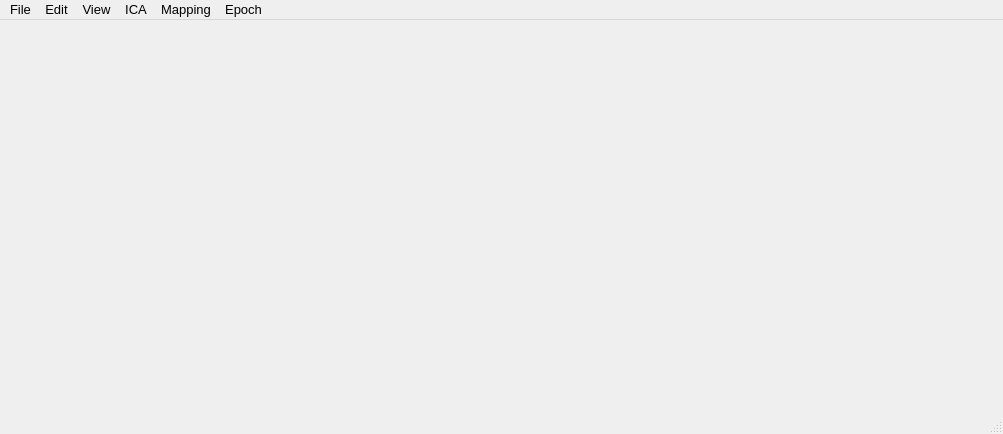
First picture: the form in src/AnyWave/AnyWave.ui, repository HIP-infrastructure/anywave-code, before the edit.
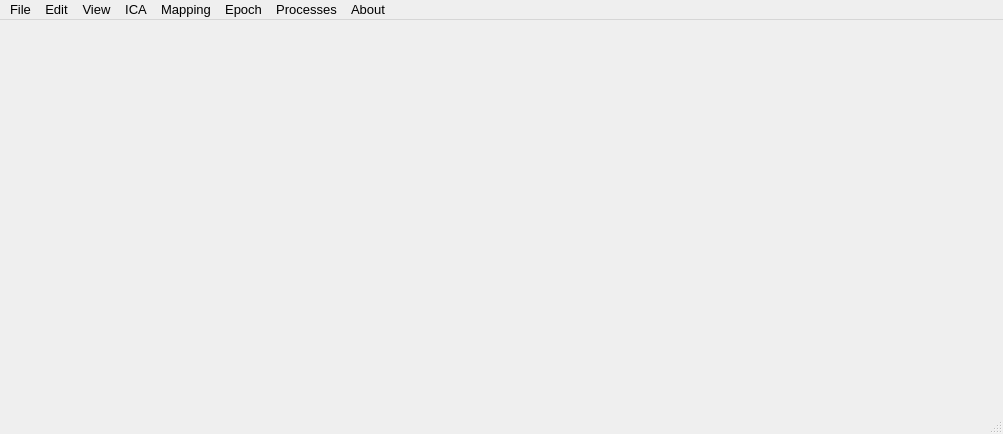
Second picture: the form after the edit. Icons and pictures are not drawn.

Diff of the .ui file:
```diff
--- a/src/AnyWave/AnyWave.ui
+++ b/src/AnyWave/AnyWave.ui
@@ -140,12 +140,25 @@
     <addaction name="actionVisualiseEpoch"/>
     <addaction name="actionAveraging"/>
    </widget>
+   <widget class="QMenu" name="menuAbout">
+    <property name="title">
+     <string>About</string>
+    </property>
+    <addaction name="actionAbout_AnyWave"/>
+   </widget>
+   <widget class="QMenu" name="menuProcesses">
+    <property name="title">
+     <string>Processes</string>
+    </property>
+   </widget>
    <addaction name="menuFile"/>
    <addaction name="menuEdit"/>
    <addaction name="menuView_"/>
    <addaction name="menuICA"/>
    <addaction name="menuMapping"/>
    <addaction name="menuEpoch"/>
+   <addaction name="menuProcesses"/>
+   <addaction name="menuAbout"/>
   </widget>
   <widget class="QStatusBar" name="statusBar"/>
   <action name="actionOpen">
```
Left out of the diff: 1 changed line with no effect on the pictures.
